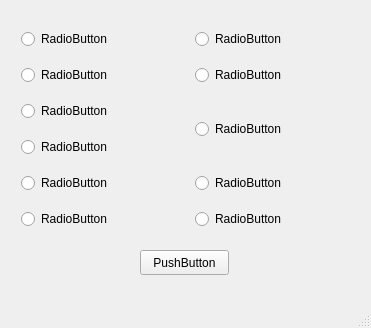
This is bookmage.ui in miguelsrrobo/Tagmar as Qt 5 draws it before an edit. The edited form follows.
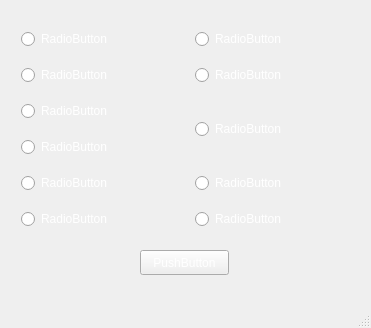
This is the edited form. Icons and pictures are not drawn.

Commit message: adicionando mais a o jogo

Patch:
```diff
--- a/bookmage.ui
+++ b/bookmage.ui
@@ -13,6 +13,10 @@
   <property name="windowTitle">
    <string>MainWindow</string>
   </property>
+  <property name="styleSheet">
+   <string notr="true">background-image: url(:/images/concreto.jpg);
+color: rgb(255, 255, 255);</string>
+  </property>
   <widget class="QWidget" name="centralwidget">
    <widget class="QPushButton" name="pushButton">
     <property name="geometry">
@@ -27,7 +31,7 @@
      <string>PushButton</string>
     </property>
    </widget>
-   <widget class="QWidget" name="">
+   <widget class="QWidget" name="layoutWidget">
     <property name="geometry">
      <rect>
       <x>21</x>
```
